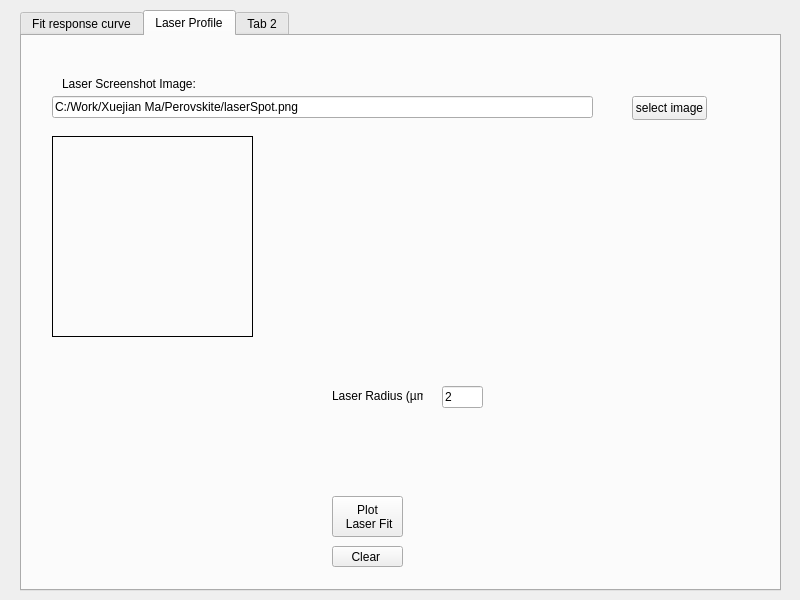
Old version of the form DiffusionAnalysis/form.ui in the repository xuejianma/LabTools.
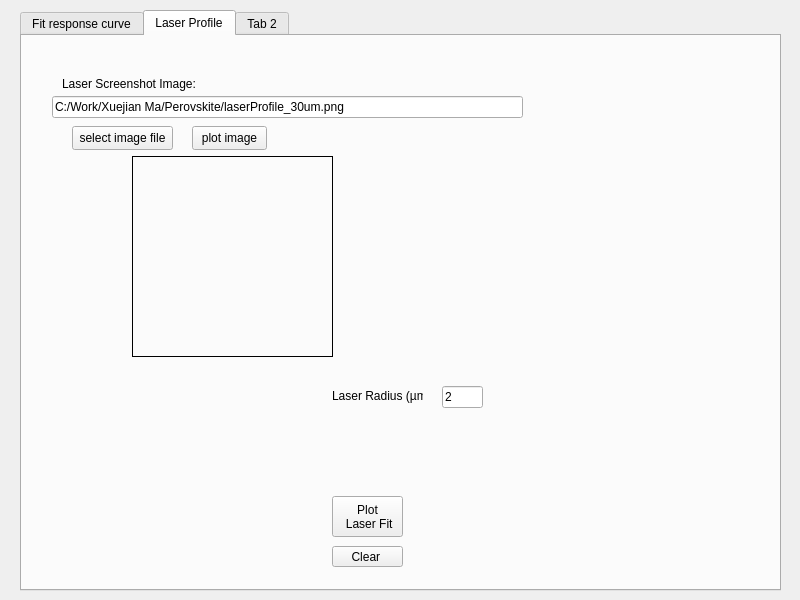
New version of the form. Icons and pictures are not drawn. Custom widgets are drawn as their Qt base class.

What changed in the file:
```diff
--- a/DiffusionAnalysis/form.ui
+++ b/DiffusionAnalysis/form.ui
@@ -399,8 +399,8 @@
     <widget class="QLabel" name="label_laserScreenshot">
      <property name="geometry">
       <rect>
-       <x>30</x>
-       <y>100</y>
+       <x>110</x>
+       <y>120</y>
        <width>201</width>
        <height>201</height>
       </rect>
@@ -417,12 +417,12 @@
       <rect>
        <x>30</x>
        <y>60</y>
-       <width>541</width>
+       <width>471</width>
        <height>22</height>
       </rect>
      </property>
      <property name="text">
-      <string>C:/Work/Xuejian Ma/Perovskite/laserSpot.png</string>
+      <string>C:/Work/Xuejian Ma/Perovskite/laserProfile_30um.png</string>
      </property>
      <property name="placeholderText">
       <string>eg: ~/laserSpot.png</string>
@@ -431,21 +431,21 @@
     <widget class="QPushButton" name="pushButton_laserScreenshot">
      <property name="geometry">
       <rect>
-       <x>610</x>
-       <y>60</y>
-       <width>75</width>
+       <x>50</x>
+       <y>90</y>
+       <width>101</width>
        <height>24</height>
       </rect>
      </property>
      <property name="text">
-      <string>select image</string>
+      <string>select image file</string>
      </property>
     </widget>
     <widget class="PlotWidget" name="widget_laserScreenshot" native="true">
      <property name="geometry">
       <rect>
-       <x>330</x>
-       <y>100</y>
+       <x>350</x>
+       <y>130</y>
        <width>221</width>
        <height>201</height>
       </rect>
@@ -517,6 +517,19 @@
       <string>Clear </string>
      </property>
     </widget>
+    <widget class="QPushButton" name="pushButton_plotImage">
+     <property name="geometry">
+      <rect>
+       <x>170</x>
+       <y>90</y>
+       <width>75</width>
+       <height>24</height>
+      </rect>
+     </property>
+     <property name="text">
+      <string>plot image</string>
+     </property>
+    </widget>
    </widget>
    <widget class="QWidget" name="tab_2">
     <attribute name="title">
```
